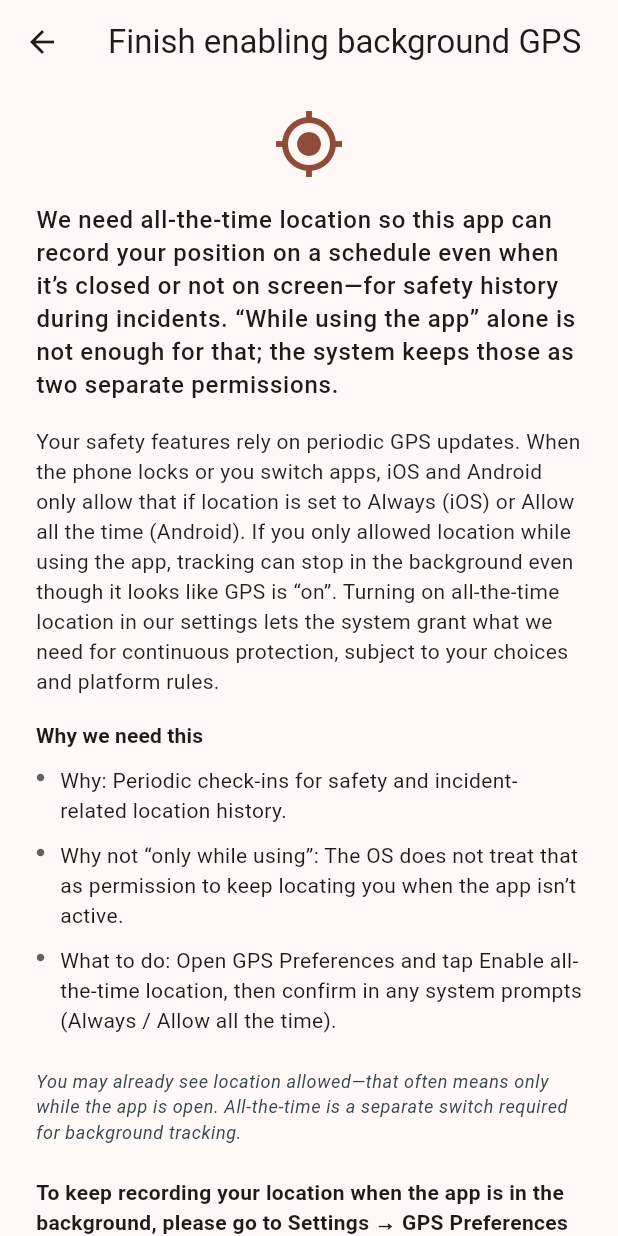
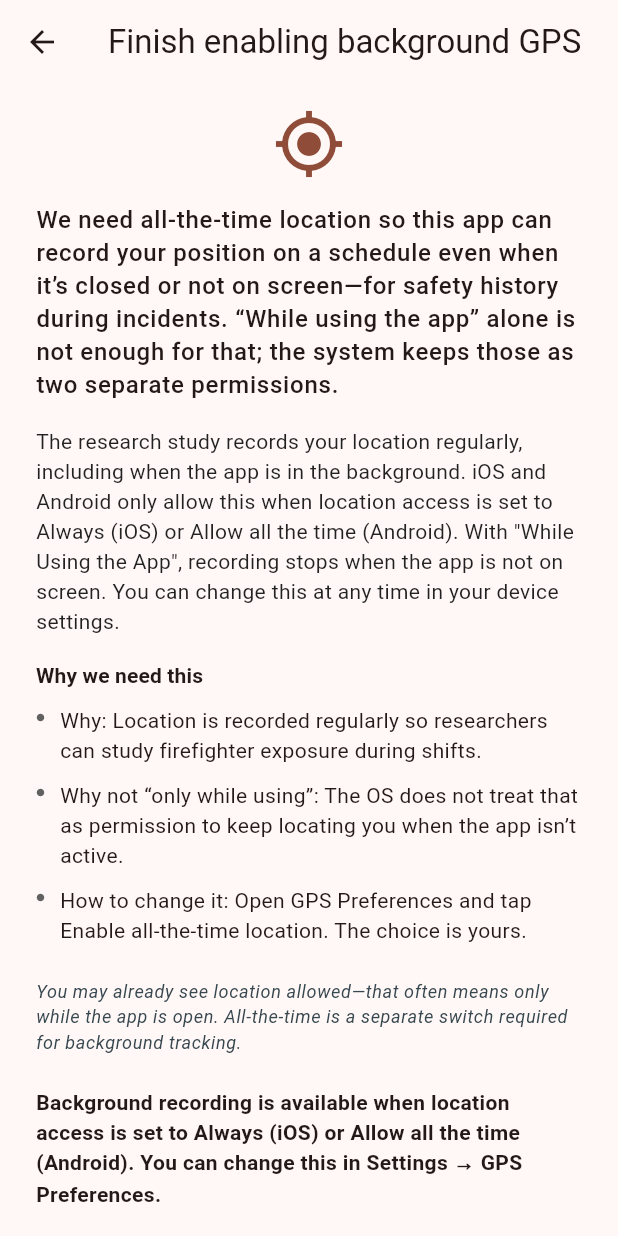
Before and after one commit to zycheah/firefighter-data-hub-frontend, a Flutter app: the LocationOnboardingPage screen opened directly, on a phone screen of 412 x 824 dp. Run offline on Flutter 3.47's test engine with Material 3 defaults, Android fonts, the phone set to English and light mode, and no system bars; our stand-ins replace flutter_secure_storage, geolocator, logger, permission_handler, shared_preferences, sqflite; missing offline and left inert: flutter_foreground_task; accounts and stored records are empty.

Commit message:
fix(mobile): use neutral wording before the location permission request

```diff
--- a/mobile/lib/screens/location_consent_page.dart
+++ b/mobile/lib/screens/location_consent_page.dart
@@ -133,12 +133,12 @@ class _LocationConsentPageState extends State<LocationConsentPage> {
                           height: 20,
                           child: CircularProgressIndicator(strokeWidth: 2),
                         )
-                      : const Text('I Accept'),
+                      : const Text('Continue'),
                 ),
                 const SizedBox(height: 12),
                 OutlinedButton(
                   onPressed: _busy ? null : _onRefuse,
-                  child: const Text('I Refuse'),
+                  child: const Text('Not Now'),
                 ),
               ],
             ),
--- a/mobile/lib/screens/location_onboarding_page.dart
+++ b/mobile/lib/screens/location_onboarding_page.dart
@@ -135,14 +135,12 @@ class _LocationOnboardingPageState extends State<LocationOnboardingPage> {
                       ),
                       const SizedBox(height: 16),
                       Text(
-                        'Your safety features rely on periodic GPS updates. When the '
-                        'phone locks or you switch apps, iOS and Android only allow '
-                        'that if location is set to Always (iOS) or Allow all the '
-                        'time (Android). If you only allowed location while using '
-                        'the app, tracking can stop in the background even though it '
-                        'looks like GPS is “on”. Turning on all-the-time location in '
-                        'our settings lets the system grant what we need for continuous '
-                        'protection, subject to your choices and platform rules.',
+                        'The research study records your location regularly, including '
+                        'when the app is in the background. iOS and Android only allow '
+                        'this when location access is set to Always (iOS) or Allow all '
+                        'the time (Android). With "While Using the App", recording '
+                        'stops when the app is not on screen. You can change this at any '
+                        'time in your device settings.',
                         style: Theme.of(context).textTheme.bodyMedium?.copyWith(
                               height: 1.42,
                               color: Colors.black87,
@@ -157,17 +155,16 @@ class _LocationOnboardingPageState extends State<LocationOnboardingPage> {
                       ),
                       const SizedBox(height: 10),
                       _bulletLine(
-                        'Why: Periodic check-ins for safety and incident-related '
-                        'location history.',
+                        'Why: Location is recorded regularly so researchers can study '
+                        'firefighter exposure during shifts.',
                       ),
                       _bulletLine(
                         'Why not “only while using”: The OS does not treat that as '
                         'permission to keep locating you when the app isn’t active.',
                       ),
                       _bulletLine(
-                        'What to do: Open GPS Preferences and tap Enable all-the-time '
-                        'location, then confirm in any system prompts (Always / Allow '
-                        'all the time).',
+                        'How to change it: Open GPS Preferences and tap Enable '
+                        'all-the-time location. The choice is yours.',
                       ),
                       if (!_loadingPermissionHint &&
                           _showPermissionGrantedClarifier) ...[
@@ -186,10 +183,9 @@ class _LocationOnboardingPageState extends State<LocationOnboardingPage> {
                       ],
                       const SizedBox(height: 22),
                       Text(
-                        'To keep recording your location when the app is in the '
-                        'background, please go to Settings → GPS Preferences and tap '
-                        'Enable all-the-time location. If the system asks, choose '
-                        'Always (iOS) or Allow all the time (Android).',
+                        'Background recording is available when location access is '
+                        'set to Always (iOS) or Allow all the time (Android). You can '
+                        'change this in Settings → GPS Preferences.',
                         style: Theme.of(context).textTheme.bodyMedium?.copyWith(
                               height: 1.42,
                               fontWeight: FontWeight.w600,
```
